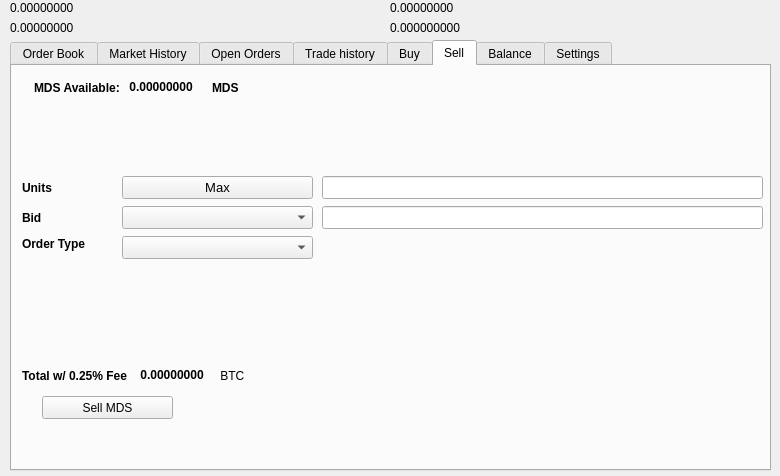
Old version of the form src/qt/forms/tradingdialog.ui in the repository j00v/midas_coin.
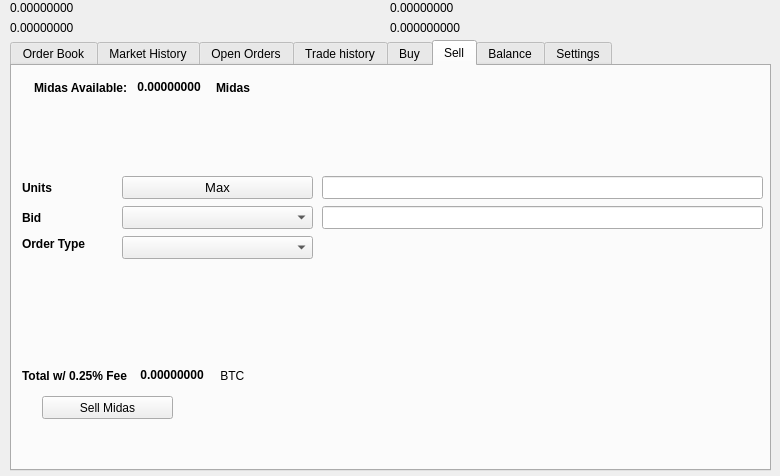
New version of the form. The open tabs and pages were chosen to show the change. Icons and pictures are not drawn.

The edit to the form file:
```diff
--- a/src/qt/forms/tradingdialog.ui
+++ b/src/qt/forms/tradingdialog.ui
@@ -1751,7 +1751,7 @@
       </rect>
      </property>
      <property name="text">
-      <string>Sell MDS</string>
+      <string>Sell Midas</string>
      </property>
      <property name="icon">
       <iconset resource="../midas">
@@ -1777,7 +1777,7 @@
          </font>
         </property>
         <property name="text">
-         <string>MDS Available:</string>
+         <string>Midas Available:</string>
         </property>
        </widget>
       </item>
@@ -2221,7 +2221,7 @@
          </font>
         </property>
         <property name="text">
-         <string>MDS</string>
+         <string>Midas</string>
         </property>
        </widget>
       </item>
```
Left out of the diff: 14 changed lines with no effect on the pictures.
